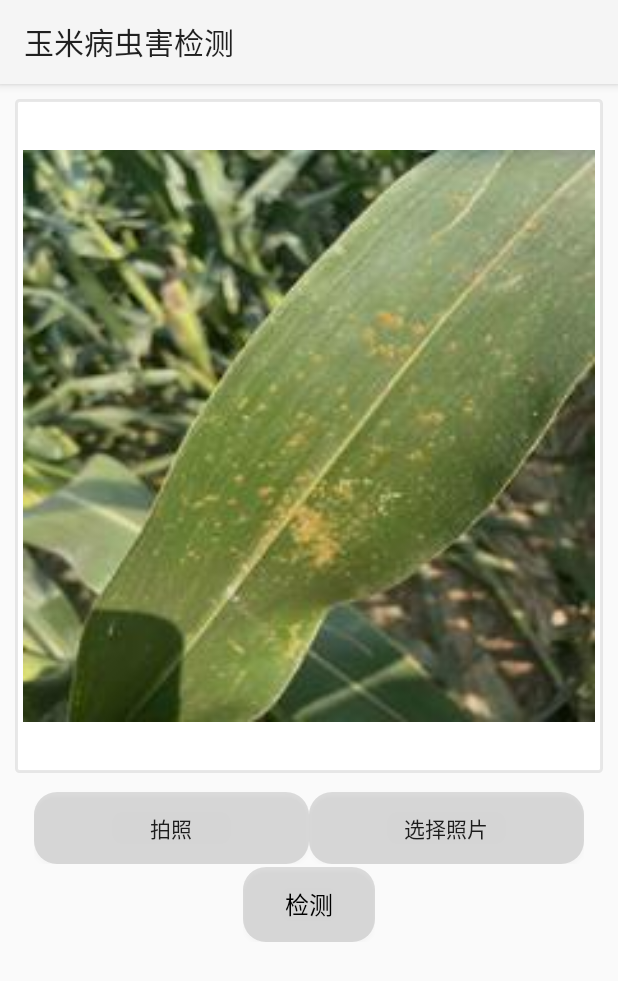
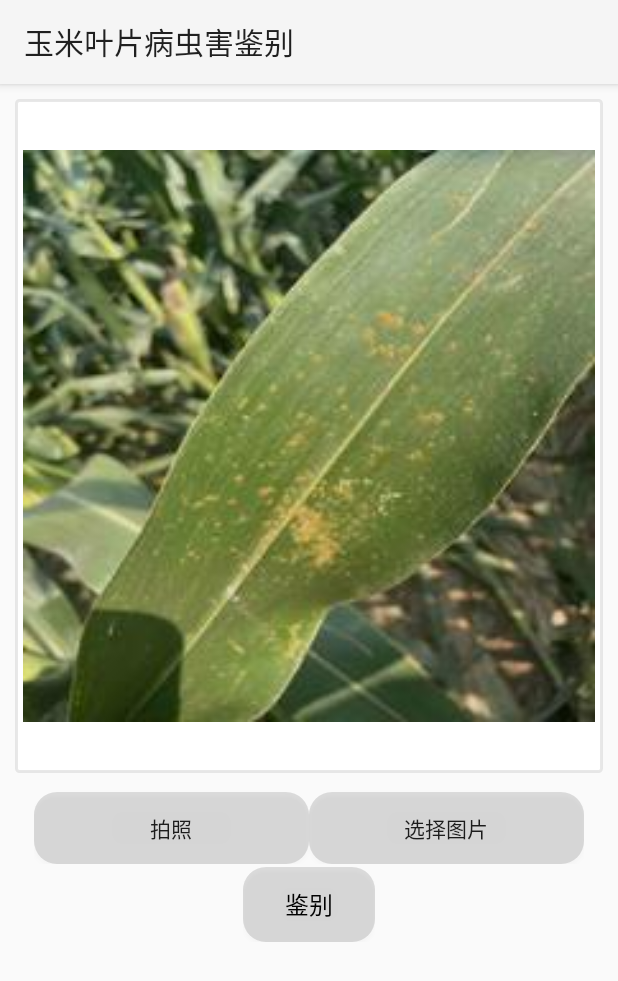
Before and after one commit to Brief-rf/MaizeLeafDiseaseIdentification, an Android app: the screen it shows after launch (MainActivity), on a phone screen of 412 x 824 dp. Shown: the top 981 px of the screen. Run offline under Robolectric (Android 15) with nearby library versions, the phone set to English and light mode, and no system bars; libraries missing offline, so code that uses them is left out: com.flod.loadingbutton, org.tensorflow.lite; plain views replace LoadingButton; 6 statements that could not run were skipped.

Commit message:
add description

```diff
--- a/app/src/main/res/values/strings.xml
+++ b/app/src/main/res/values/strings.xml
@@ -1,8 +1,15 @@
 <resources>
-    <string name="app_name">玉米病虫害检测</string>
-    <string name="upload">检测</string>
+    <string name="app_name">玉米叶片病虫害鉴别</string>
+    <string name="upload">鉴别</string>
     <string name="waiting">待预测</string>
     <string name="take_pic">拍照</string>
-    <string name="choose_pic">选择照片</string>
+    <string name="choose_pic">选择图片</string>
     <string name="contentDiscription">选择图片</string>
+    <string name="null_pic_show">请选择一张图片</string>
+    <string name="low_confidence_tip">提示</string>
+    <string name="low_confidence_show">识别置信度低于预测值，疑似错误识别，请将图片反馈给我们，在后续的更新中我们将会完善更精准模型。</string>
+    <string name="cancel_feedback">用户取消反馈</string>
+    <string name="cant_identify">无法识别</string>
+    <string name="feedback_pic">反馈这幅图片</string>
+    <string name="cancel_feedback_btn">不反馈</string>
 </resources>
```
